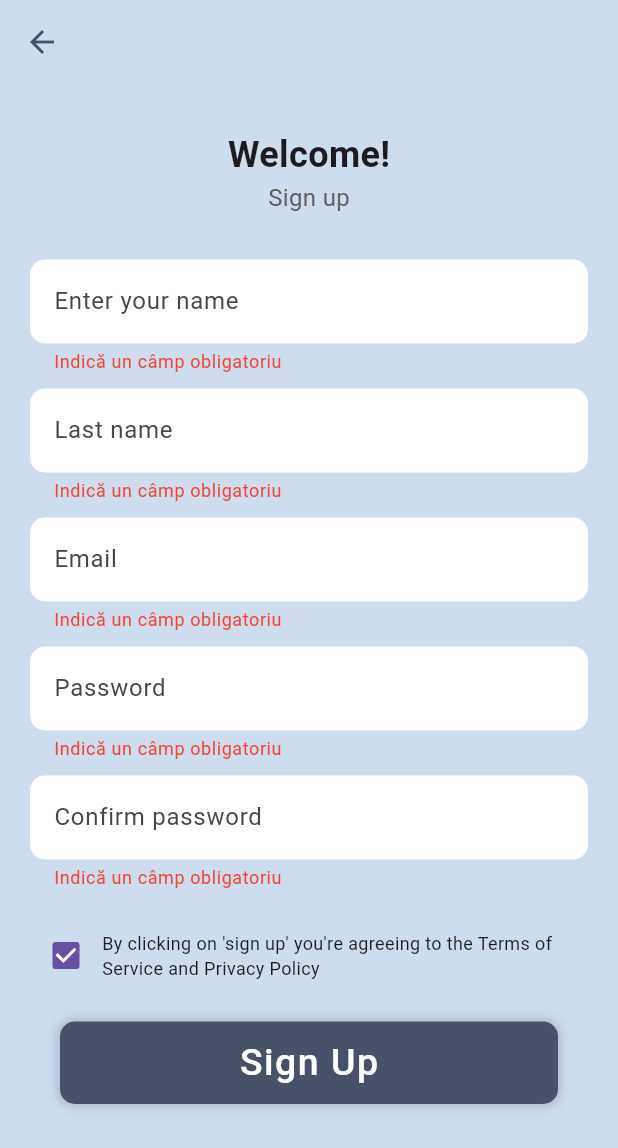
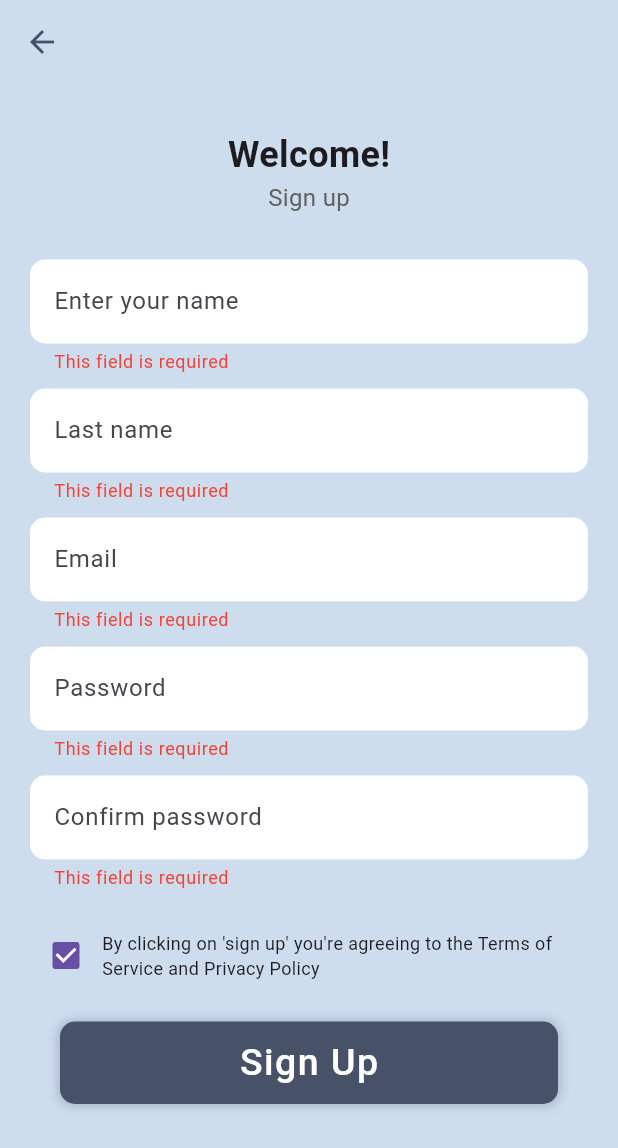
Before and after one commit to CorneliusMarian/Flutter-E-commerce-App, a Flutter app: the SignUpPage screen opened by its route, after a tap on "Sign Up", on a phone screen of 412 x 824 dp. Shown: the top 1148 px of the screen. Run offline on Flutter 3.47's test engine with Material 3 defaults, Android fonts, the phone set to English and light mode, and no system bars; our stand-ins replace auto_size_text, badges, cloud_firestore, firebase_auth, firebase_core, flutter_rating_bar and 2 more; accounts and stored records are empty.

```diff
--- a/lib/pages/SignUpPage.dart
+++ b/lib/pages/SignUpPage.dart
@@ -1,6 +1,7 @@
 import 'package:flutter/material.dart';
 import 'package:provider/provider.dart';
 import 'package:ecommerce_app/providers/users_provider.dart';
+import 'package:firebase_auth/firebase_auth.dart';
 
 class SignUpPage extends StatefulWidget {
   @override
@@ -24,8 +25,7 @@ class _SignUpPageState extends State<SignUpPage> {
   @override
   Widget build(BuildContext context) {
     return Scaffold(
-      backgroundColor:
-          Color(0xFFCEDDEE), // Aceeași culoare de fundal ca și LoginPage
+      backgroundColor: Color(0xFFCEDDEE), // Same background color as LoginPage
       appBar: AppBar(
         backgroundColor: Colors.transparent,
         elevation: 0,
@@ -78,7 +78,7 @@ class _SignUpPageState extends State<SignUpPage> {
                   ),
                   validator: (value) {
                     if (value == null || value.isEmpty) {
-                      return 'Indică un câmp obligatoriu';
+                      return 'This field is required';
                     }
                     return null;
                   },
@@ -98,7 +98,7 @@ class _SignUpPageState extends State<SignUpPage> {
                   ),
                   validator: (value) {
                     if (value == null || value.isEmpty) {
-                      return 'Indică un câmp obligatoriu';
+                      return 'This field is required';
                     }
                     return null;
                   },
@@ -118,10 +118,10 @@ class _SignUpPageState extends State<SignUpPage> {
                   ),
                   validator: (value) {
                     if (value == null || value.isEmpty) {
-                      return 'Indică un câmp obligatoriu';
+                      return 'This field is required';
                     }
                     if (!RegExp(r'^[^@]+@[^@]+\.[^@]+').hasMatch(value)) {
-                      return 'Introduceți un email valid';
+                      return 'Please enter a valid email';
                     }
                     return null;
                   },
@@ -142,7 +142,7 @@ class _SignUpPageState extends State<SignUpPage> {
                   ),
                   validator: (value) {
                     if (value == null || value.isEmpty) {
-                      return 'Indică un câmp obligatoriu';
+                      return 'This field is required';
                     }
                     return null;
                   },
@@ -163,10 +163,10 @@ class _SignUpPageState extends State<SignUpPage> {
                   ),
                   validator: (value) {
                     if (value == null || value.isEmpty) {
-                      return 'Indică un câmp obligatoriu';
+                      return 'This field is required';
                     }
                     if (value != passwordController.text) {
-                      return 'Parolele nu se potrivesc';
+                      return 'Passwords do not match';
                     }
                     return null;
                   },
@@ -188,8 +188,16 @@ class _SignUpPageState extends State<SignUpPage> {
                   child: InkWell(
                     onTap: () async {
                       if (_validateFields()) {
-                        final usersProvider =
-                            Provider.of<UsersProvider>(context, listen: false);
+                        try {
+                          UserCredential userCredential = await FirebaseAuth
+                              .instance
+                              .createUserWithEmailAndPassword(
+                            email: emailController.text,
+                            password: passwordController.text,
+                          );
+                          final usersProvider = Provider.of<UsersProvider>(
+                              context,
+                              listen: false);
                           await usersProvider.addUser(
                             firstName: nameController.text,
                             lastName: lastNameController.text,
@@ -197,7 +205,12 @@ class _SignUpPageState extends State<SignUpPage> {
                             password: passwordController.text,
                           );
                           Navigator.pop(
-                            context); // Navighează înapoi la pagina de login după înregistrare
+                              context); // Navigate back to login page after registration
+                        } catch (e) {
+                          print(e);
+                          ScaffoldMessenger.of(context).showSnackBar(
+                              SnackBar(content: Text('Failed to sign up')));
+                        }
                       }
                     },
                     child: Container(
--- a/lib/providers/users_provider.dart
+++ b/lib/providers/users_provider.dart
@@ -1,8 +1,10 @@
 import 'package:cloud_firestore/cloud_firestore.dart';
 import 'package:flutter/material.dart';
+import 'package:uuid/uuid.dart';
 
 class UsersProvider with ChangeNotifier {
   final FirebaseFirestore _firestore = FirebaseFirestore.instance;
+  final Uuid _uuid = Uuid();
 
   Future<void> addUser({
     required String firstName,
@@ -11,7 +13,9 @@ class UsersProvider with ChangeNotifier {
     required String password,
   }) async {
     try {
-      await _firestore.collection('Users').add({
+      String userId = _uuid.v4();
+      await _firestore.collection('Users').doc(userId).set({
+        'user_id': userId,
         'first_name': firstName,
         'last_name': lastName,
         'email': email,
--- a/pubspec.yaml
+++ b/pubspec.yaml
@@ -45,6 +45,8 @@ dependencies:
   firebase_storage: ^12.0.1
   auto_size_text: ^3.0.0
   image_picker: ^1.1.2
+  collection: ^1.16.0
+  uuid: ^3.0.6
 
 dev_dependencies:
   flutter_test:
```
Also changed, not shown: lib/providers/cart_items_provider.dart (deleted, +0 -33 lines), lib/providers/carts_provider.dart (deleted, +0 -27 lines), lib/widgets/CartProvider.dart (+170 -31 lines), pubspec.lock. Lines whose indentation alone changed are shown as unchanged.
